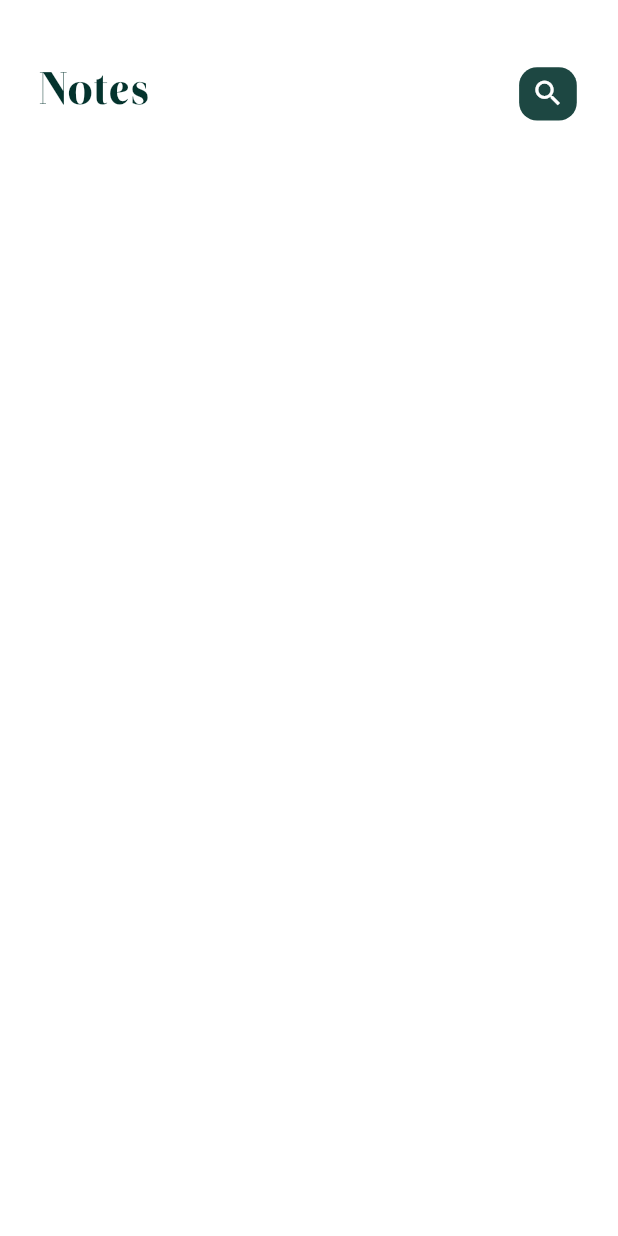
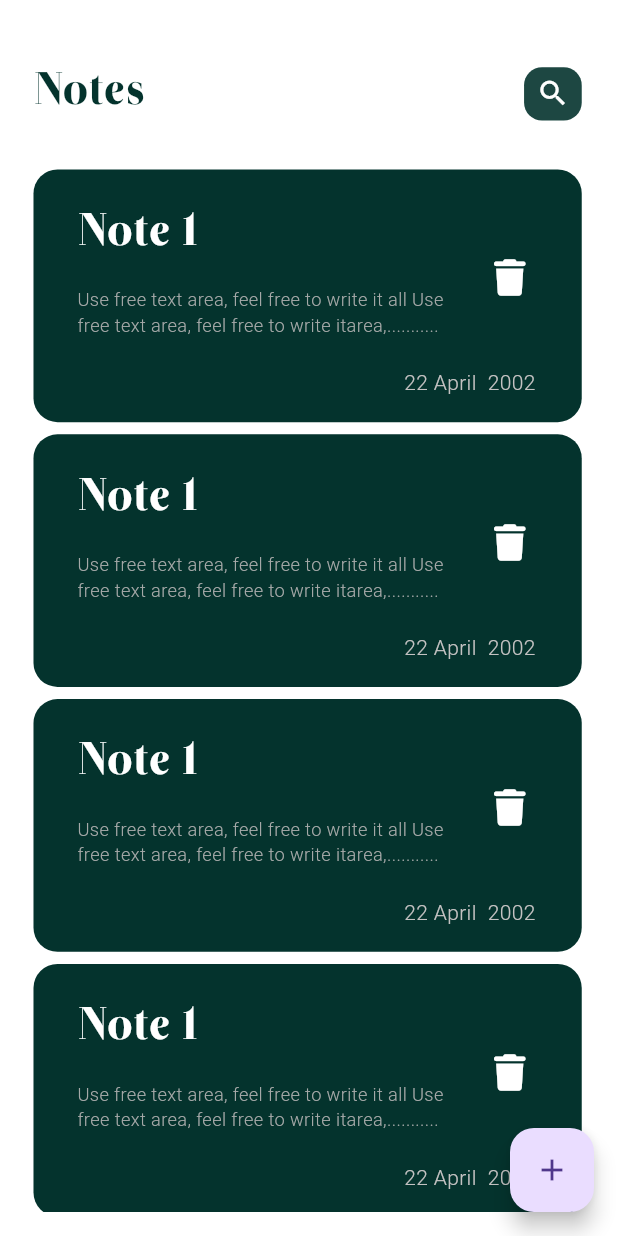
Before and after one commit to nadakhalifa183/note_app, a Flutter app: the HomeView screen opened by its route, on a phone screen of 412 x 824 dp. Run offline on Flutter 3.47's test engine with Material 3 defaults, Android fonts, the phone set to English and light mode, and no system bars; our stand-ins replace flutter_screenutil, font_awesome_flutter.

Commit message:
add floating button

```diff
--- a/lib/views/home_view.dart
+++ b/lib/views/home_view.dart
@@ -1,6 +1,6 @@
 import 'package:flutter/material.dart';
+import 'package:note_app/constants.dart';
 
-import 'package:note_app/views/widgets/custom_appbar.dart';
 import 'package:note_app/views/widgets/notesView_body.dart';
 
 
@@ -9,9 +9,12 @@ class HomeView extends StatelessWidget {
   static String id = "HomeView";
   @override
   Widget build(BuildContext context) {
-    return const Scaffold(
+    return  Scaffold(
+    floatingActionButton: FloatingActionButton(onPressed: (){
 
-      body: NotesViewBody()
+
+    } , child: const Icon(Icons.add),),
+      body: const NotesViewBody()
     );
   }
 }
--- /dev/null
+++ b/lib/views/widgets/note_item.dart
@@ -0,0 +1,56 @@
+import 'package:flutter/material.dart';
+import 'package:flutter_screenutil/flutter_screenutil.dart';
+import 'package:font_awesome_flutter/font_awesome_flutter.dart';
+import 'package:note_app/constants.dart';
+
+class NoteItem extends StatelessWidget {
+  const NoteItem({super.key});
+
+  @override
+  Widget build(BuildContext context) {
+    return Container(
+      padding: EdgeInsets.only(top: 12.h,bottom: 16.h ,left: 12.w),
+       decoration: BoxDecoration(
+        color: PrimaryColors.kPrimaryColor,
+        borderRadius: BorderRadius.circular(16)
+       ),
+      child: Column(
+        crossAxisAlignment: CrossAxisAlignment.end,
+        children: [
+          ListTile(
+            title:  Text(
+                        "Note 1",
+                        style: TextStyle(
+                fontFamily: "Otama-ep",
+                   fontSize: 30.sp,
+                      fontWeight: FontWeight.w400,
+                      color:Colors.white,
+                        ),
+                      ),
+                      subtitle:  Padding(
+                        padding: const EdgeInsets.only(top: 12 , bottom: 12),
+                        child: Text(
+                          "Use free text area, feel free to write it all Use free text area, feel free to write itarea,...........",
+                          style: TextStyle(
+                                        fontFamily: "Roboto",
+                                           fontSize: 12.sp,
+                        fontWeight: FontWeight.w400,
+                        color:const Color.fromARGB(238, 177, 177, 177),
+                          ),
+                        ),
+                      ),
+                      trailing: IconButton(onPressed: (){}, icon: const Icon(FontAwesomeIcons.trash , color: Colors.white,size: 24,)),
+          ),
+        Padding(
+          padding: EdgeInsets.only(right:28.w),
+          child:const   Text(
+
+            "22 April  2002" ,
+
+             style: TextStyle(color: Color.fromARGB(255, 196, 194, 194)),),
+        )
+        ],
+      ),
+    );
+  }
+}
--- a/lib/views/widgets/notesView_body.dart
+++ b/lib/views/widgets/notesView_body.dart
@@ -1,6 +1,8 @@
 import 'package:flutter/material.dart';
 import 'package:flutter_screenutil/flutter_screenutil.dart';
 import 'package:note_app/views/widgets/custom_appbar.dart';
+
+import 'package:note_app/views/widgets/notes_listview.dart';
 
 class NotesViewBody extends StatelessWidget {
   const NotesViewBody({
@@ -10,9 +12,14 @@ class NotesViewBody extends StatelessWidget {
   @override
   Widget build(BuildContext context) {
     return Padding(
-      padding:  EdgeInsets.only(top: 40.h , right: 25.w ,left: 25.h),
-      child: const Column(
-        children: [CustomAppBar()],
+      padding:  EdgeInsets.only(top: 40.h , right: 22.w ,left: 22.h),
+      child: Column(
+        children: [
+          const CustomAppBar(),
+        SizedBox(height: 8.h,),
+   const Expanded(child: NotesListView()),
+
+       ],
       ),
     );
   }
--- /dev/null
+++ b/lib/views/widgets/notes_listview.dart
@@ -0,0 +1,22 @@
+import 'package:flutter/material.dart';
+import 'package:flutter_screenutil/flutter_screenutil.dart';
+import 'package:note_app/views/widgets/note_item.dart';
+
+class NotesListView extends StatelessWidget {
+  const NotesListView({super.key});
+
+  @override
+  Widget build(BuildContext context) {
+    return Padding(
+      padding:  EdgeInsets.symmetric(vertical:16.h),
+      child: ListView.builder(
+        padding: EdgeInsets.zero,
+        itemBuilder: (context , index){
+        return  Padding(
+          padding: EdgeInsets.symmetric(vertical:4.h),
+          child:const NoteItem(),
+        );
+      }),
+    );
+  }
+}
--- a/pubspec.yaml
+++ b/pubspec.yaml
@@ -36,6 +36,7 @@ dependencies:
   # Use with the CupertinoIcons class for iOS style icons.
   cupertino_icons: ^1.0.8
   flutter_screenutil: ^5.9.3
+  font_awesome_flutter: ^10.8.0
 
 
 dev_dependencies:
```
Also changed, not shown: pubspec.lock.
